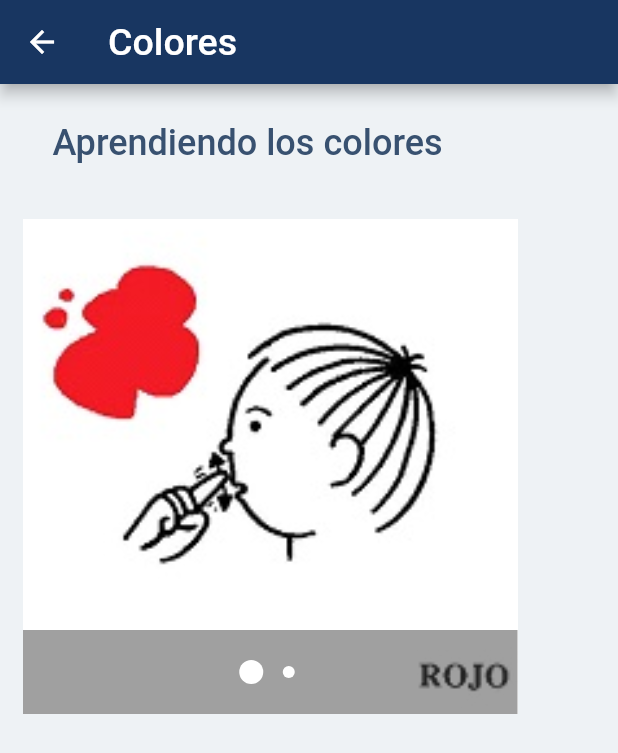
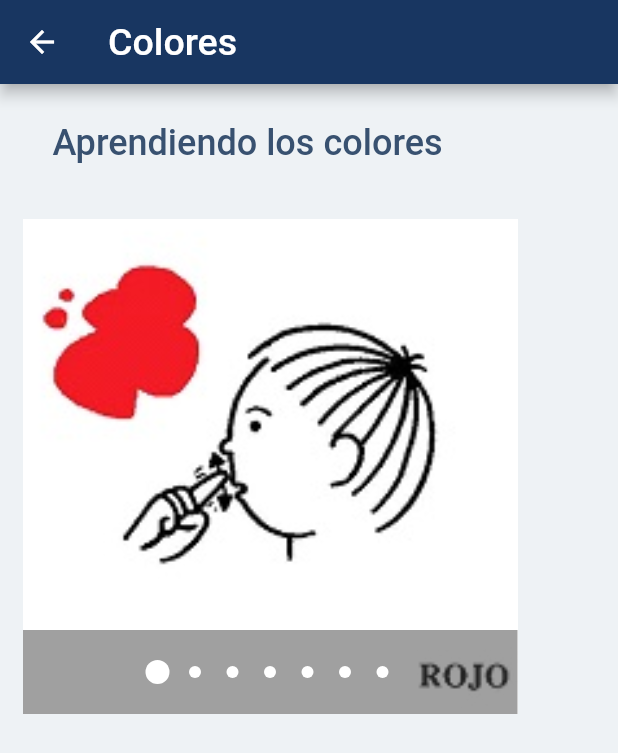
Before and after one commit to DSCarolina/SignLanguageApp, a Flutter app: the screen it shows after launch, after a tap on "Colores", on a phone screen of 412 x 824 dp. Shown: the top 753 px of the screen. Run offline on Flutter 3.47's test engine with Material 2 defaults, Android fonts, the light colour scheme and no system bars; drawn by our look-alikes of carousel_pro.

Commit message:
adding images to assets-color

```diff
--- a/lib/screens/windows/window_screen.dart
+++ b/lib/screens/windows/window_screen.dart
@@ -61,7 +61,12 @@ class WindowScreen extends StatelessWidget {
     final carousel3  = Carousel(
       boxFit: BoxFit.cover,
         images: [AssetImage("assets/color/rojo.png"),
-        AssetImage("assets/color/amarillo.png")],
+        AssetImage("assets/color/amarillo.png"),
+        AssetImage("assets/color/azul.png"),
+        AssetImage("assets/color/blanco.png"),
+        AssetImage("assets/color/negro.png"),
+        AssetImage("assets/color/rosa.png"),
+        AssetImage("assets/color/verde.png")],
         animationCurve: Curves.fastOutSlowIn,
         animationDuration:Duration(milliseconds: 4000),
     );
```
Also changed, not shown: assets/color/blanco.png, assets/color/rosa.png.
